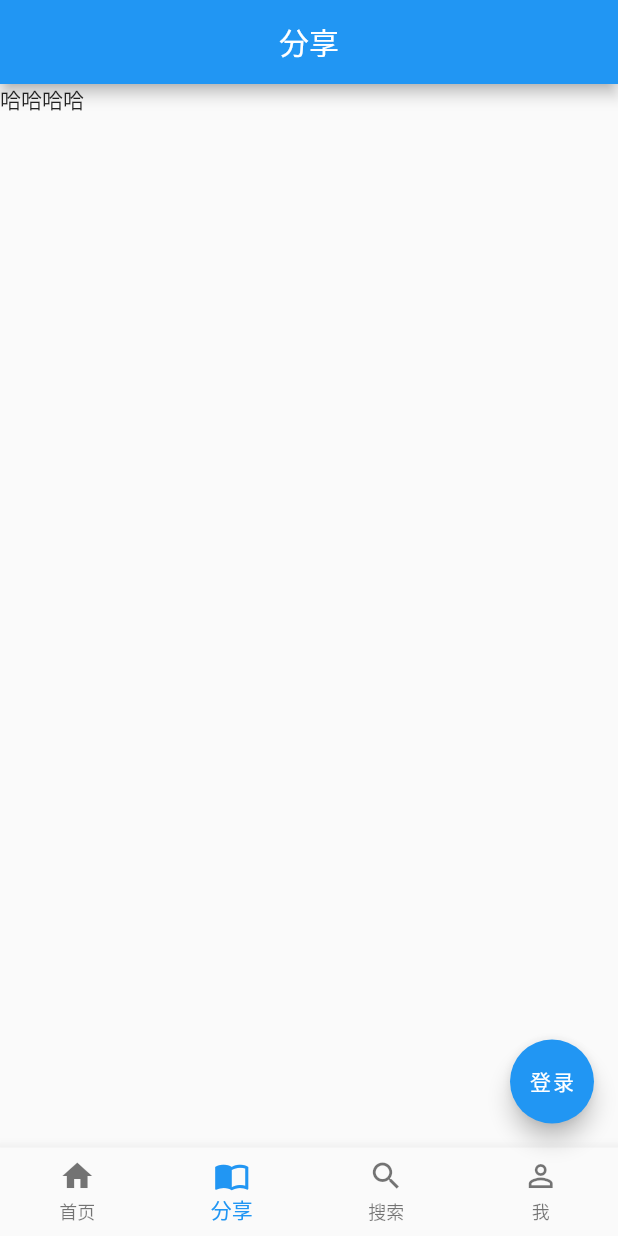
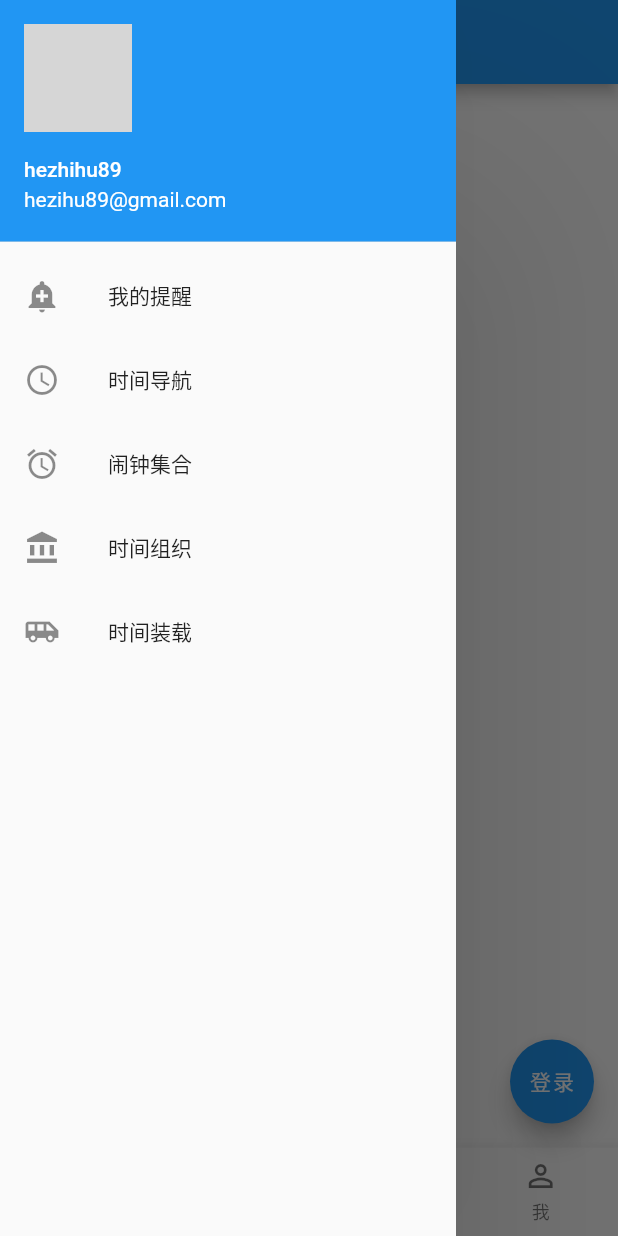
Before and after one commit to sunO2/FlutterApp, a Flutter app: the screen it shows after launch, item 2 of the bottom bar chosen, with the side drawer open (before the commit the screen has no drawer), on a phone screen of 412 x 824 dp. Run offline on Flutter 3.47's test engine with Material 2 defaults, Android fonts, the phone set to English and light mode, and no system bars; our stand-ins replace transparent_image; missing offline and left inert: flutter_webview_plugin; network calls fail; grey boxes are pictures that could not be loaded.

Commit message:
添加侧拉

```diff
--- a/lib/home/home.dart
+++ b/lib/home/home.dart
@@ -74,6 +74,30 @@ class _MyHomePageState extends State<MyHomePage> {
               icon: Icon(Icons.perm_identity), title: Text("我"))
         ],
       ),
+      drawer: Drawer(
+        elevation: 80.0,
+        child: Column(
+          children: <Widget>[
+            UserAccountsDrawerHeader(
+              accountName: Text("hezhihu89"),
+              accountEmail: Text("hezihu89@gmail.com"),
+              currentAccountPicture: CircleAvatar(
+                minRadius: 80.0,
+                backgroundImage: NetworkImage("http://img5.duitang.com/uploads/item/201409/23/20140923094045_BNYji.thumb.700_0.png"),
+              ),
+            ),
+            Expanded(child: ListView(
+              children: <Widget>[
+                ListTile(leading: Icon(Icons.add_alert),title: Text("我的提醒")),
+                ListTile(leading: Icon(Icons.access_time),title: Text("时间导航")),
+                ListTile(leading: Icon(Icons.access_alarm),title: Text("闹钟集合")),
+                ListTile(leading: Icon(Icons.account_balance),title: Text("时间组织")),
+                ListTile(leading: Icon(Icons.airport_shuttle),title: Text("时间装载")),
+              ],
+            ))
+          ],
+        ),
+      ),
     );
   }
 
```
